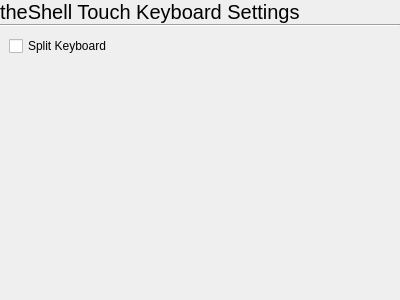
Old version of the form keyboardapp/settings.ui in the repository vicr123/ts-kbd.
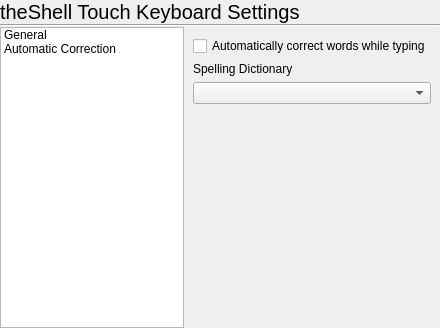
New version of the form.

Commit message: Predictive Spelling

The edit to the form file:
```diff
--- a/keyboardapp/settings.ui
+++ b/keyboardapp/settings.ui
@@ -6,8 +6,8 @@
    <rect>
     <x>0</x>
     <y>0</y>
-    <width>400</width>
-    <height>300</height>
+    <width>440</width>
+    <height>328</height>
    </rect>
   </property>
   <property name="windowTitle">
@@ -52,19 +52,31 @@
     </widget>
    </item>
    <item>
+    <layout class="QHBoxLayout" name="horizontalLayout">
+     <property name="spacing">
+      <number>0</number>
+     </property>
+     <item>
+      <widget class="QListWidget" name="selectionList">
+       <item>
+        <property name="text">
+         <string>General</string>
+        </property>
+       </item>
+       <item>
+        <property name="text">
+         <string>Automatic Correction</string>
+        </property>
+       </item>
+      </widget>
+     </item>
+     <item>
+      <widget class="QStackedWidget" name="stack">
+       <property name="currentIndex">
+        <number>1</number>
+       </property>
+       <widget class="QWidget" name="Page1" native="true">
     <layout class="QVBoxLayout" name="verticalLayout_2">
-     <property name="leftMargin">
-      <number>9</number>
-     </property>
-     <property name="topMargin">
-      <number>9</number>
-     </property>
-     <property name="rightMargin">
-      <number>9</number>
-     </property>
-     <property name="bottomMargin">
-      <number>9</number>
-     </property>
      <item>
       <widget class="QCheckBox" name="splitCheckBox">
        <property name="text">
@@ -84,6 +96,44 @@
         </size>
        </property>
       </spacer>
+         </item>
+        </layout>
+       </widget>
+       <widget class="QWidget" name="page">
+        <layout class="QVBoxLayout" name="verticalLayout_3">
+         <item>
+          <widget class="QCheckBox" name="autocorrectCheckbox">
+           <property name="text">
+            <string>Automatically correct words while typing</string>
+           </property>
+          </widget>
+         </item>
+         <item>
+          <widget class="QLabel" name="label_2">
+           <property name="text">
+            <string>Spelling Dictionary</string>
+           </property>
+          </widget>
+         </item>
+         <item>
+          <widget class="QComboBox" name="dictionaryComboBox"/>
+         </item>
+         <item>
+          <spacer name="verticalSpacer_2">
+           <property name="orientation">
+            <enum>Qt::Vertical</enum>
+           </property>
+           <property name="sizeHint" stdset="0">
+            <size>
+             <width>20</width>
+             <height>40</height>
+            </size>
+           </property>
+          </spacer>
+         </item>
+        </layout>
+       </widget>
+      </widget>
      </item>
     </layout>
    </item>
```
Lines whose indentation alone changed are shown as unchanged. The commit also changes 15 other files.
